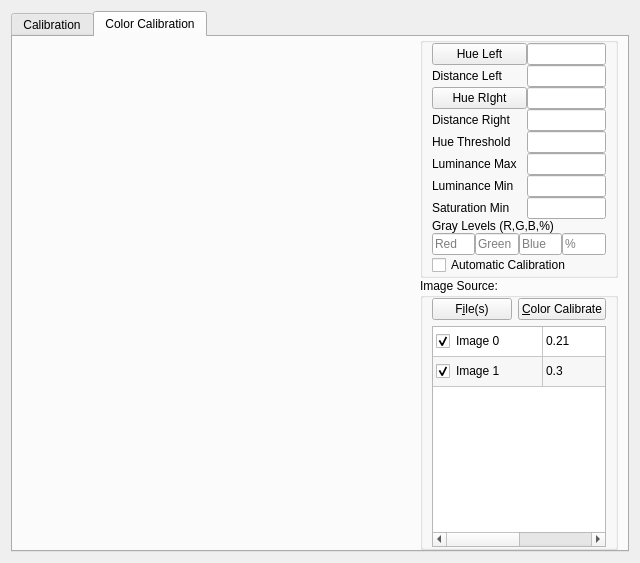
The window that app/src/tools/core/tabs/CameraCalibrationWidget.ui (jlfranco/gts) describes before a commit, drawn with Qt 5.
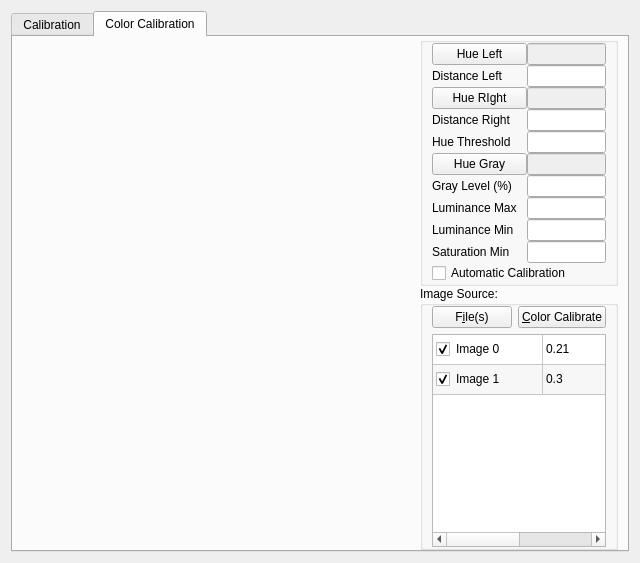
The same window after the commit. The open tabs and pages were chosen to show the change. Custom widgets are drawn as their Qt base class.

Commit message: [add] gray selection

Diff of the .ui file:
```diff
--- a/app/src/tools/core/tabs/CameraCalibrationWidget.ui
+++ b/app/src/tools/core/tabs/CameraCalibrationWidget.ui
@@ -91,7 +91,7 @@
                  </size>
                 </property>
                 <property name="currentIndex">
-                 <number>0</number>
+                 <number>1</number>
                 </property>
                 <widget class="QWidget" name="m_standardOptionsPage">
                  <attribute name="title">
@@ -624,11 +624,14 @@
                        </item>
                        <item>
                         <widget class="QLineEdit" name="m_hueLeft">
+                         <property name="enabled">
+                          <bool>false</bool>
+                         </property>
                          <property name="alignment">
                           <set>Qt::AlignCenter</set>
                          </property>
                          <property name="readOnly">
-                          <bool>false</bool>
+                          <bool>true</bool>
                          </property>
                         </widget>
                        </item>
@@ -659,6 +662,9 @@
                        </item>
                        <item>
                         <widget class="QLineEdit" name="m_hueRight">
+                         <property name="enabled">
+                          <bool>false</bool>
+                         </property>
                          <property name="alignment">
                           <set>Qt::AlignCenter</set>
                          </property>
@@ -701,6 +707,48 @@
                        </item>
                       </layout>
                      </item>
+                     <item>
+                      <layout class="QHBoxLayout" name="horizontalLayout_15" stretch="6,5">
+                       <item>
+                        <widget class="QPushButton" name="m_hueGrayLabel">
+                         <property name="text">
+                          <string>Hue Gray</string>
+                         </property>
+                        </widget>
+                       </item>
+                       <item>
+                        <widget class="QLineEdit" name="m_hueGray">
+                         <property name="enabled">
+                          <bool>false</bool>
+                         </property>
+                         <property name="alignment">
+                          <set>Qt::AlignCenter</set>
+                         </property>
+                         <property name="readOnly">
+                          <bool>true</bool>
+                         </property>
+                        </widget>
+                       </item>
+                      </layout>
+                     </item>
+                     <item>
+                      <layout class="QHBoxLayout" name="horizontalLayout_16" stretch="6,5">
+                       <item>
+                        <widget class="QLabel" name="label_5">
+                         <property name="text">
+                          <string>Gray Level (%)</string>
+                         </property>
+                        </widget>
+                       </item>
+                       <item>
+                        <widget class="QLineEdit" name="m_grayPercentage">
+                         <property name="placeholderText">
+                          <string/>
+                         </property>
+                        </widget>
+                       </item>
+                      </layout>
+                     </item>
                      <item>
                       <layout class="QHBoxLayout" name="horizontalLayout_10" stretch="6,5">
                        <item>
@@ -743,49 +791,6 @@
                        </item>
                       </layout>
                      </item>
-                     <item>
-                      <layout class="QHBoxLayout" name="horizontalLayout_15" stretch="2">
-                       <item>
-                        <widget class="QLabel" name="label_6">
-                         <property name="text">
-                          <string>Gray Levels (R,G,B,%)</string>
-                         </property>
-                        </widget>
-                       </item>
-                      </layout>
-                     </item>
-                     <item>
-                      <layout class="QHBoxLayout" name="horizontalLayout_16" stretch="0,0,0,0">
-                       <item>
-                        <widget class="QLineEdit" name="m_grayRed">
-                         <property name="placeholderText">
-                          <string>Red</string>
-                         </property>
-                        </widget>
-                       </item>
-                       <item>
-                        <widget class="QLineEdit" name="m_grayGreen">
-                         <property name="placeholderText">
-                          <string>Green</string>
-                         </property>
-                        </widget>
-                       </item>
-                       <item>
-                        <widget class="QLineEdit" name="m_grayBlue">
-                         <property name="placeholderText">
-                          <string>Blue</string>
-                         </property>
-                        </widget>
-                       </item>
-                       <item>
-                        <widget class="QLineEdit" name="m_grayPercentage">
-                         <property name="placeholderText">
-                          <string>%</string>
-                         </property>
-                        </widget>
-                       </item>
-                      </layout>
-                     </item>
                      <item>
                       <layout class="QHBoxLayout" name="horizontalLayout_4" stretch="0">
                        <item>
```
The commit also changes 4 other files.
